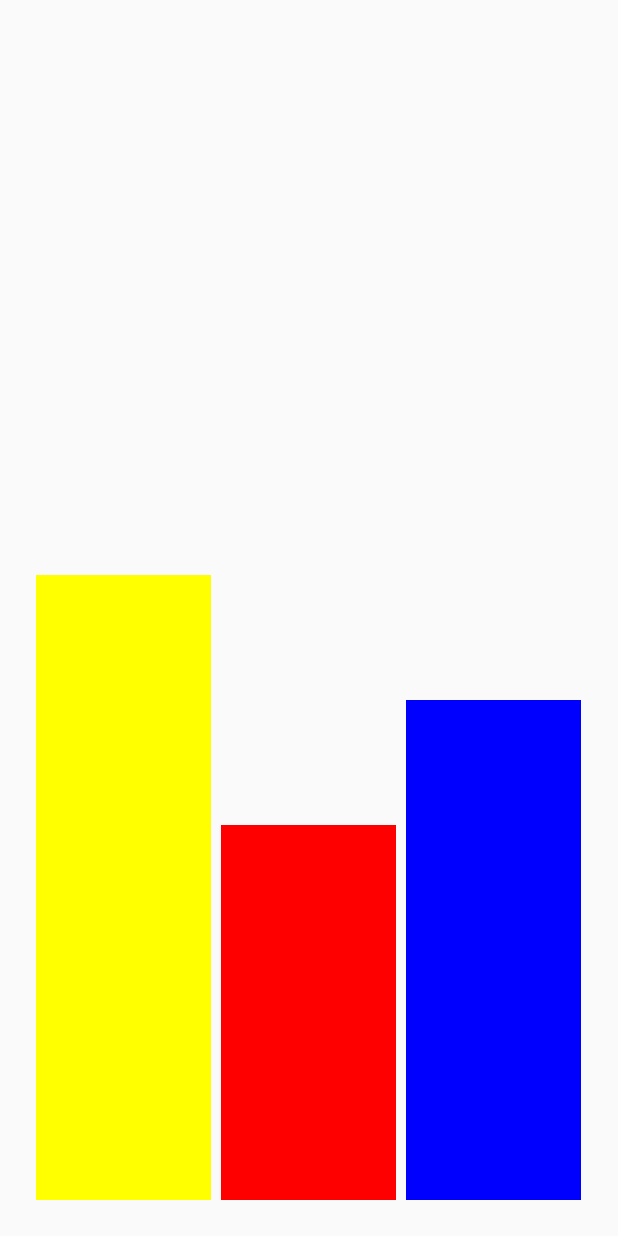
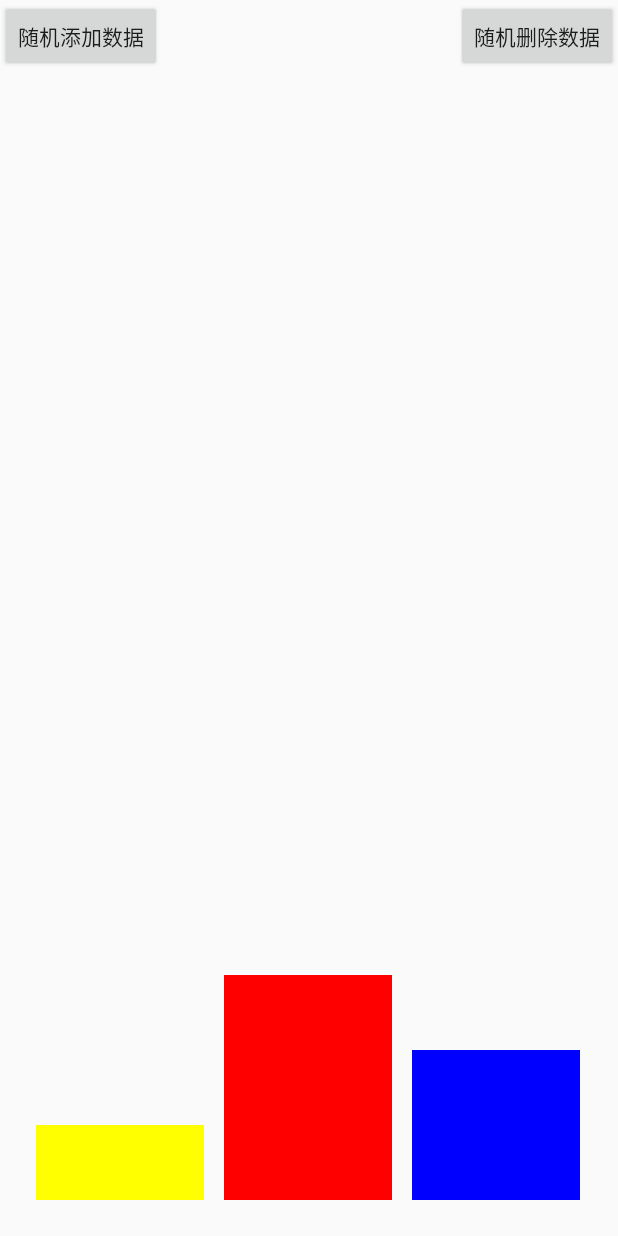
Before and after one commit to FENGZEYOU123/AndroidStatisticsView, an Android app: the screen it shows after launch (MainActivity), on a phone screen of 412 x 824 dp. Run offline under Robolectric (Android 15) with nearby library versions, the phone set to English and light mode, and no system bars.

```diff
--- a/app/src/main/java/com/yfz/statisticsview/ColumnBarChartView.java
+++ b/app/src/main/java/com/yfz/statisticsview/ColumnBarChartView.java
@@ -1,10 +1,12 @@
 package com.yfz.statisticsview;
 
 import android.content.Context;
+import android.content.res.TypedArray;
 import android.graphics.Canvas;
 import android.graphics.Color;
 import android.graphics.Paint;
 import android.graphics.Rect;
+import android.graphics.RectF;
 import android.util.AttributeSet;
 import android.view.View;
 import androidx.annotation.Nullable;
@@ -21,59 +23,87 @@ public class ColumnBarChartView extends View {
     //记录绘制数据，key名字,value数量
     private ArrayList<ColumnDataFrom> mArray=new ArrayList<>();
     //柱状间距
-    private int mMargin=10;
+    private int mMargin=20;
     //柱状宽度
-    private int mWidth=0;
+    private float mWidth=0;
     //柱状高度
-    private int mHeight=0;
+    private float mHeight=0;
     //柱状位置Rect
-    private Rect mRect = new Rect();
+    private RectF mRectF = new RectF();
+    //柱状名字显示
+    private boolean mDisplayName=false;
     public ColumnBarChartView(Context context) {
         super(context);
         initial();
     }
     public ColumnBarChartView(Context context, @Nullable AttributeSet attrs) {
         super(context, attrs);
-        initial();
-    }
-    public ColumnBarChartView(Context context, @Nullable AttributeSet attrs, int defStyleAttr) {
-        super(context, attrs, defStyleAttr);
+        TypedArray typedArray=context.obtainStyledAttributes(attrs, R.styleable.ColumnBarChartView);
+        //设置柱状的间距
+        mMargin=typedArray.getInteger(R.styleable.ColumnBarChartView_ColumnBarChart_margin,mMargin);
+        mDisplayName=typedArray.getBoolean(R.styleable.ColumnBarChartView_ColumnBarChart_displayName,mDisplayName);
         initial();
     }
 
+    @Override
+    protected void onMeasure(int widthMeasureSpec, int heightMeasureSpec) {
+        super.onMeasure(widthMeasureSpec, heightMeasureSpec);
+
+    }
+
     private void initial(){
-        mPaint.setAntiAlias(true);
+        mPaint.setAntiAlias(true); //抗锯齿
         mPaint.setStyle(Paint.Style.FILL);
         setWillNotDraw(false);
     }
 
     @Override
     protected void onDraw(Canvas canvas) {
-        mWidth  = (int) ( getWidth() - (mMargin*(getSize()-1)) ) / getSize();
-        mHeight = (int) ( getHeight() / getNumber() );
+        mWidth  = ( getWidth() - (mMargin*(getSize()-1)) ) / getSize(); //计算每个柱状宽度
+        mHeight = ( getHeight() / getNumber() ); //计算柱状数值的平均高度值
         for(int i=0;i<mArray.size();i++){
-            mPaint.setColor(mArray.get(i).mColor);
-            mRect.left= i*(mWidth+mMargin);
-            mRect.right= mRect.left+mWidth;
-            mRect.bottom=getHeight();
-            mRect.top=(int) ( mHeight*mArray.get(i).mNumber );
-            canvas.drawRect(mRect,mPaint);
+            if(mDisplayName){ //如果设置了展示名字，则绘制名字
+                onDrawName(canvas,i); //画柱状名字
+            }
+                onDrawColumn(canvas,i); //画柱状图形
         }
     }
 
+    //绘制-柱状名字
+    private void onDrawName(Canvas canvas,int i){
+
+    }
+    //绘制-柱状图形
+    private void onDrawColumn(Canvas canvas,int i){
+        mPaint.setColor(mArray.get(i).mColor); //柱状颜色
+        mRectF.left= i*(mWidth+mMargin);
+        mRectF.right= mRectF.left+mWidth;
+        mRectF.bottom=getHeight();
+        mRectF.top= mRectF.bottom-mHeight*mArray.get(i).mNumber ; //柱状高度=数值的平均高度值*柱状数值
+        canvas.drawRect(mRectF,mPaint);
+    }
+
+    /**
+     * 是否显示柱状名称
+     */
+    public void displayName(boolean isDisplay){
+        mDisplayName=isDisplay;
+    }
     /**
      * 向外提供添加数据的方法,如果数据名字一样则被替换
      */
     public void addColumnData(ColumnDataFrom columnDataFrom){
         if(null != mArray){
-            mArray.add(columnDataFrom);
-            refreshUI();
+            if(!mArray.contains(columnDataFrom)) {
+                mArray.add(columnDataFrom);
+                refreshUI();
+            }
         }
     }
     /**
      * 向外提供删除数据的方法
      */
-    public void removeColumnData(String name){
+    public void deleteColumnData(String name){
         if(null != mArray){
             if(mArray.contains(name)){
                 mArray.remove(name);
@@ -81,7 +111,17 @@ public class ColumnBarChartView extends View {
             }
         }
     }
-
+    /**
+     * 向外提供删除数据的方法
+     */
+    public void deleteColumnData(int index){
+        if(null != mArray){
+            if(mArray.size()>index){
+                mArray.remove(index);
+                refreshUI();
+            }
+        }
+    }
     /**
      * 柱状数据表单
      */
@@ -99,16 +139,24 @@ public class ColumnBarChartView extends View {
     private void refreshUI(){
         this.invalidate();
     }
-    //获取总柱状数量
-    private int getSize(){
+
+    /**
+     * 获取柱状数量
+     * @return
+     */
+    public int getSize(){
         if(null!=mArray){
             return mArray.size();
         }else {
             return 0;
         }
     }
-    //获取所有数值总和
-    private float getNumber(){
+
+    /**
+     * 获取所有柱状的数值总数
+     * @return
+     */
+    public float getNumber(){
         float totalNumber=0;
         for(ColumnDataFrom columnDataFrom : mArray){
             totalNumber= totalNumber+ columnDataFrom.mNumber;
--- a/app/src/main/res/layout/activity_main.xml
+++ b/app/src/main/res/layout/activity_main.xml
@@ -6,6 +6,22 @@
     android:layout_height="match_parent"
     tools:context=".MainActivity">
 
+    <Button
+        android:text="随机添加数据"
+        app:layout_constraintTop_toTopOf="parent"
+        app:layout_constraintLeft_toLeftOf="parent"
+        android:onClick="addRandomData"
+        android:layout_width="wrap_content"
+        android:layout_height="wrap_content">
+    </Button>
+    <Button
+        android:text="随机删除数据"
+        app:layout_constraintTop_toTopOf="parent"
+        app:layout_constraintRight_toRightOf="parent"
+        android:onClick="deleteRandomData"
+        android:layout_width="wrap_content"
+        android:layout_height="wrap_content">
+    </Button>
 
     <com.yfz.statisticsview.ColumnBarChartView
         android:id="@+id/columnBarChartView"
@@ -14,7 +30,7 @@
         app:layout_constraintLeft_toLeftOf="parent"
         app:layout_constraintBottom_toBottomOf="parent"
         android:layout_width="match_parent"
-        android:layout_height="500dp">
+        android:layout_height="300dp">
     </com.yfz.statisticsview.ColumnBarChartView>
 
 </androidx.constraintlayout.widget.ConstraintLayout>
```
Also changed, not shown: app/src/main/java/com/yfz/statisticsview/MainActivity.java (+37 -5 lines), app/src/main/res/values/attrs.xml (added, +9 -0 lines).
